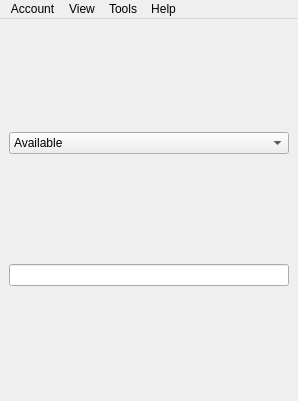
Qt form interface/ui_mainwindow.ui (olga-casian/E-learning) before a commit.
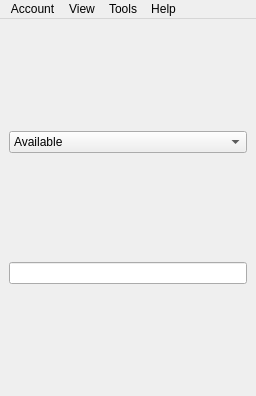
The same form after that commit. Icons and pictures are not drawn.

```diff
--- a/interface/ui_mainwindow.ui
+++ b/interface/ui_mainwindow.ui
@@ -6,8 +6,8 @@
    <rect>
     <x>0</x>
     <y>0</y>
-    <width>298</width>
-    <height>401</height>
+    <width>256</width>
+    <height>396</height>
    </rect>
   </property>
   <property name="windowTitle">
@@ -93,7 +93,7 @@
     <rect>
      <x>0</x>
      <y>0</y>
-     <width>298</width>
+     <width>256</width>
      <height>26</height>
     </rect>
    </property>
```
Left out of the diff: 15 changed lines with no effect on the pictures.
